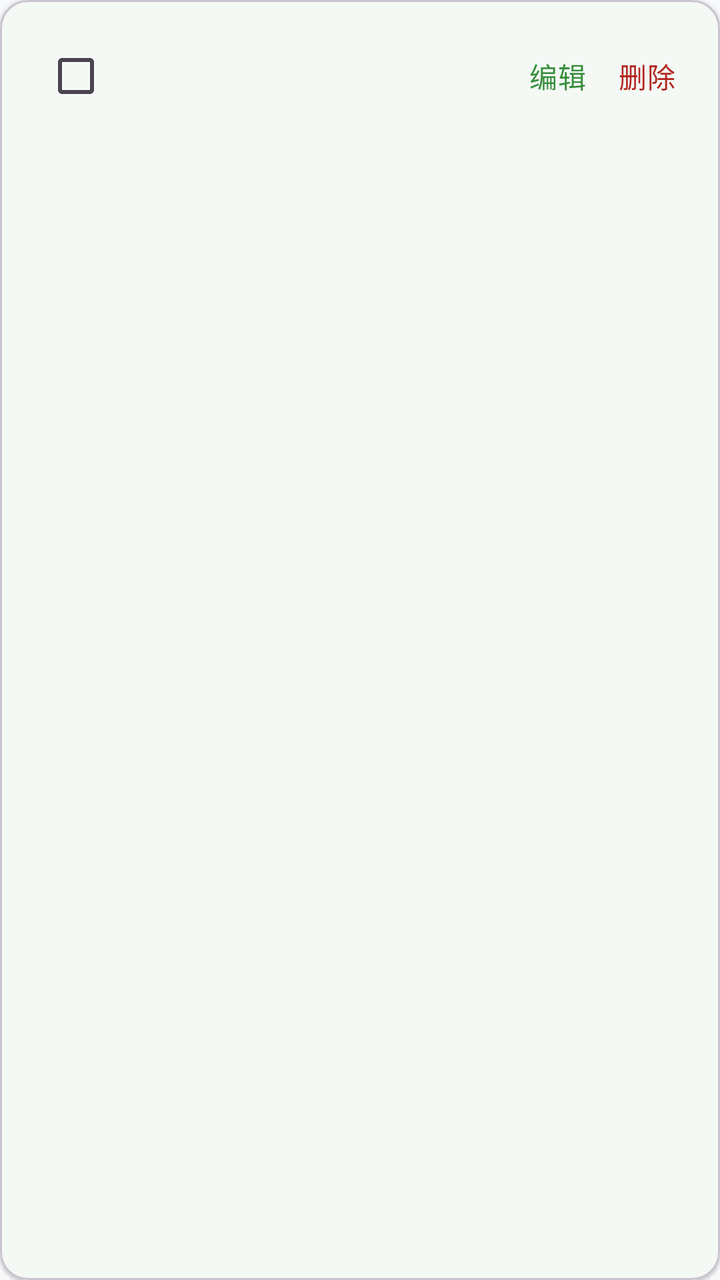
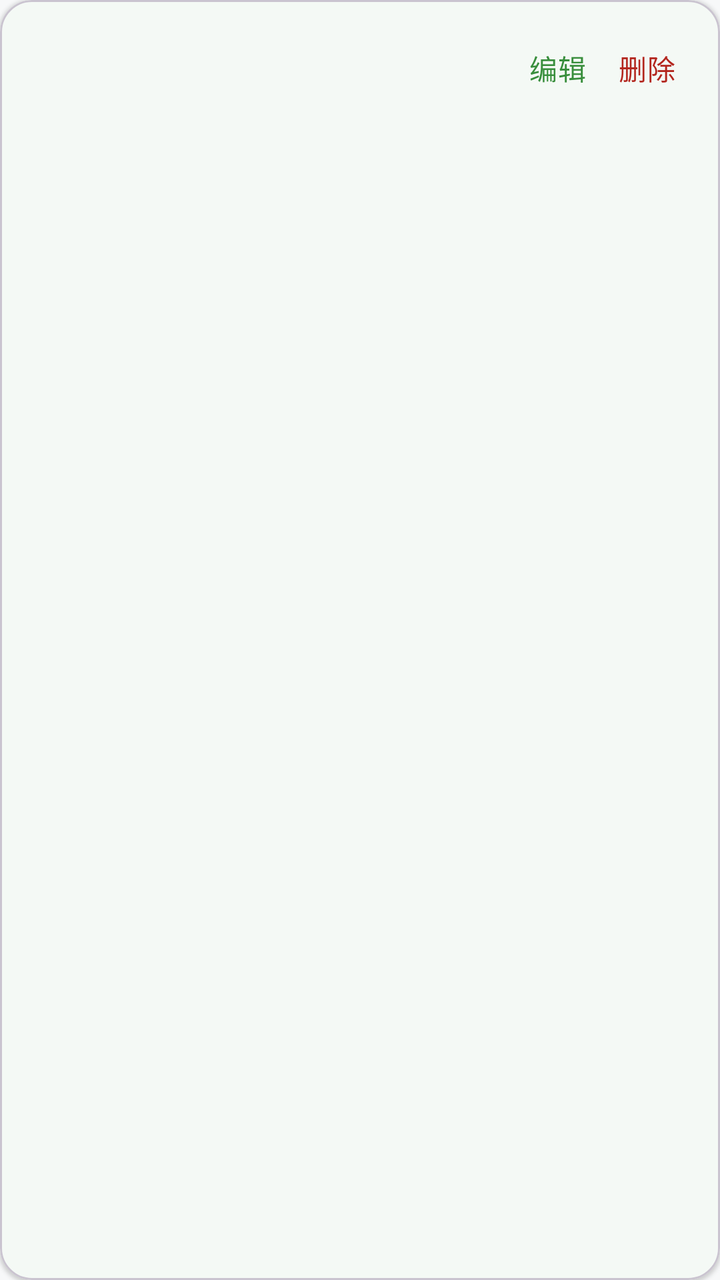

Screens rendered from an Android XML layout before and after an edit, with the pre-edit source and the edit as a unified diff.
<!-- AndroidManifest.xml: application theme Theme.SelfDiscipline -->
<!-- res/layout/item_task.xml -->
<?xml version="1.0" encoding="utf-8"?>
<com.google.android.material.card.MaterialCardView
    xmlns:android="http://schemas.android.com/apk/res/android"
    xmlns:app="http://schemas.android.com/apk/res-auto"
    android:layout_width="match_parent"
    android:layout_height="wrap_content"
    android:layout_marginStart="16dp"
    android:layout_marginEnd="16dp"
    android:layout_marginTop="6dp"
    android:layout_marginBottom="6dp"
    app:cardCornerRadius="14dp"
    app:cardElevation="1dp">

    <LinearLayout
        android:layout_width="match_parent"
        android:layout_height="wrap_content"
        android:gravity="center_vertical"
        android:orientation="horizontal"
        android:padding="14dp">

        <com.google.android.material.checkbox.MaterialCheckBox
            android:id="@+id/cbDone"
            android:layout_width="wrap_content"
            android:layout_height="wrap_content" />

        <LinearLayout
            android:layout_width="0dp"
            android:layout_height="wrap_content"
            android:layout_marginStart="8dp"
            android:layout_weight="1"
            android:orientation="vertical">

            <TextView
                android:id="@+id/tvTaskTitle"
                android:layout_width="wrap_content"
                android:layout_height="wrap_content"
                android:maxLines="2"
                android:textAppearance="?attr/textAppearanceTitleMedium"
                android:textStyle="bold" />

            <TextView
                android:id="@+id/tvTaskMeta"
                android:layout_width="wrap_content"
                android:layout_height="wrap_content"
                android:layout_marginTop="2dp"
                android:textAppearance="?attr/textAppearanceBodySmall"
                android:textColor="?android:attr/textColorSecondary" />
        </LinearLayout>

        <TextView
            android:id="@+id/btnEdit"
            android:layout_width="wrap_content"
            android:layout_height="wrap_content"
            android:clickable="true"
            android:focusable="true"
            android:padding="8dp"
            android:text="编辑"
            android:textColor="?attr/colorPrimary"
            android:textAppearance="?attr/textAppearanceBodyMedium" />

        <TextView
            android:id="@+id/btnDelete"
            android:layout_width="wrap_content"
            android:layout_height="wrap_content"
            android:clickable="true"
            android:focusable="true"
            android:padding="8dp"
            android:text="删除"
            android:textColor="?attr/colorError"
            android:textAppearance="?attr/textAppearanceBodyMedium" />
    </LinearLayout>
</com.google.android.material.card.MaterialCardView>
<!-- resources referenced by this layout -->
<resources>
  <style name="Theme.SelfDiscipline" parent="Theme.Material3.Light.NoActionBar">
          <item name="colorPrimary">@color/primary</item>
          <item name="colorOnPrimary">@color/white</item>
          <item name="colorPrimaryContainer">@color/primary_container</item>
          <item name="colorOnPrimaryContainer">@color/on_primary_container</item>
          <item name="colorSurface">@color/surface</item>
          <item name="colorSurfaceVariant">@color/surface_variant</item>
          <item name="android:windowBackground">@color/bg</item>
          <item name="android:statusBarColor">@color/bg</item>
          <item name="android:windowLightStatusBar">true</item>
      </style>
  <color name="primary">#388E3C</color>
  <color name="white">#FFFFFF</color>
  <color name="primary_container">#A5D6A7</color>
  <color name="on_primary_container">#1B5E20</color>
  <color name="surface">#FFFFFF</color>
  <color name="surface_variant">#EAECEB</color>
  <color name="bg">#F7F8F9</color>
</resources>

<!-- the commit's change to res/layout/item_task.xml (unified diff, before → after) -->
@@ -8,7 +8,7 @@
     android:layout_marginEnd="16dp"
     android:layout_marginTop="6dp"
     android:layout_marginBottom="6dp"
-    app:cardCornerRadius="14dp"
+    app:cardCornerRadius="16dp"
     app:cardElevation="1dp">
 
     <LinearLayout
@@ -18,15 +18,9 @@
         android:orientation="horizontal"
         android:padding="14dp">
 
-        <com.google.android.material.checkbox.MaterialCheckBox
-            android:id="@+id/cbDone"
-            android:layout_width="wrap_content"
-            android:layout_height="wrap_content" />
-
         <LinearLayout
             android:layout_width="0dp"
             android:layout_height="wrap_content"
-            android:layout_marginStart="8dp"
             android:layout_weight="1"
             android:orientation="vertical">
 
@@ -46,6 +40,16 @@
                 android:textAppearance="?attr/textAppearanceBodySmall"
                 android:textColor="?android:attr/textColorSecondary" />
         </LinearLayout>
+
+        <TextView
+            android:id="@+id/tvDoneTag"
+            android:layout_width="wrap_content"
+            android:layout_height="wrap_content"
+            android:layout_marginEnd="8dp"
+            android:text="已完成"
+            android:textColor="@color/primary"
+            android:textSize="12sp"
+            android:visibility="gone" />
 
         <TextView
             android:id="@+id/btnEdit"
<!-- resource entries referenced after the edit -->
@@ -1,5 +1,6 @@
 <!-- resources referenced by this layout -->
 <resources>
+  <color name="primary">#388E3C</color>
   <style name="Theme.SelfDiscipline" parent="Theme.Material3.Light.NoActionBar">
           <item name="colorPrimary">@color/primary</item>
           <item name="colorOnPrimary">@color/white</item>
@@ -11,7 +12,6 @@
           <item name="android:statusBarColor">@color/bg</item>
           <item name="android:windowLightStatusBar">true</item>
       </style>
-  <color name="primary">#388E3C</color>
   <color name="white">#FFFFFF</color>
   <color name="primary_container">#A5D6A7</color>
   <color name="on_primary_container">#1B5E20</color>
